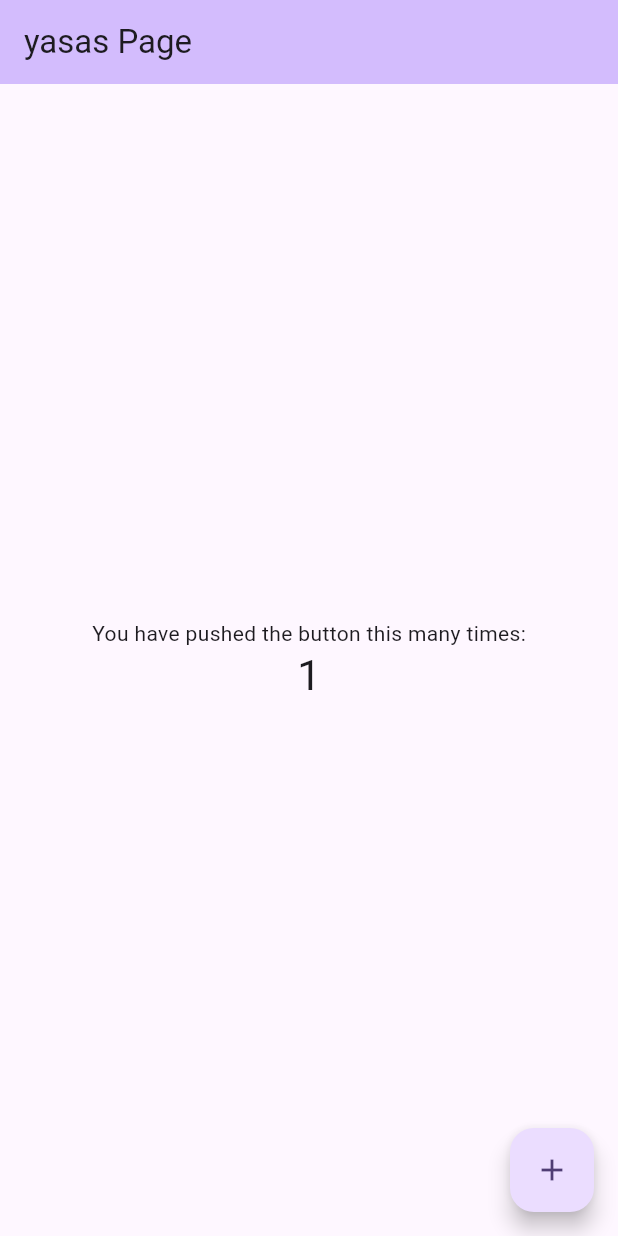
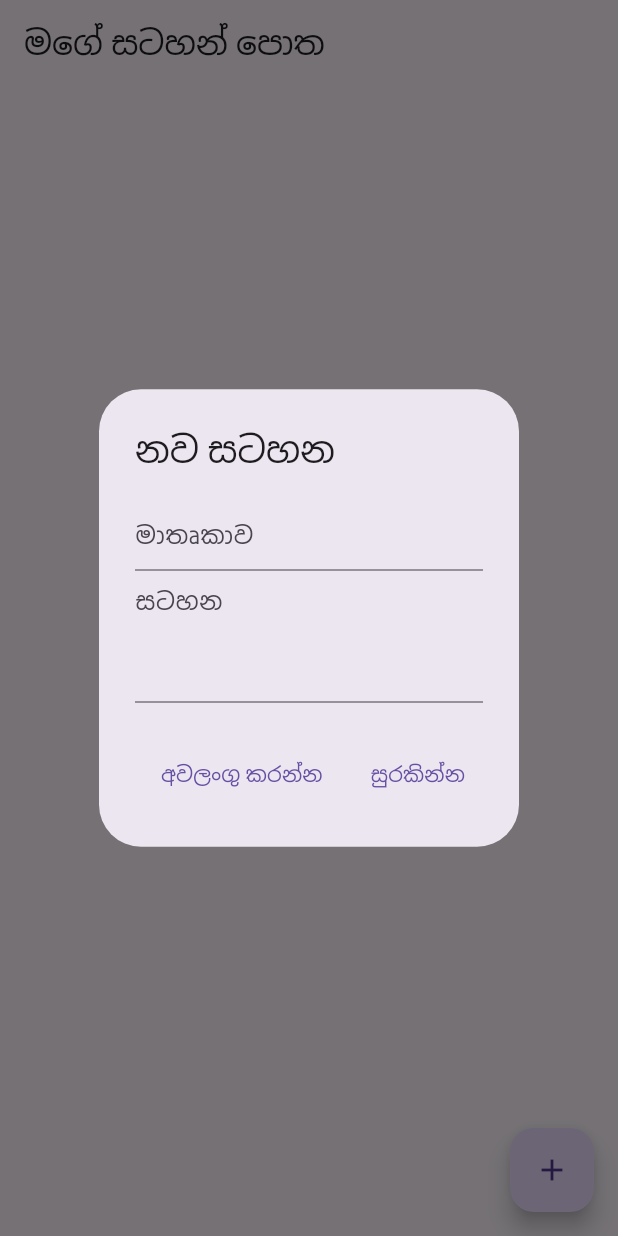
Before and after one commit to YasasPasinduFernando/my_notes_app_sinhala, a Flutter app: the screen it shows after launch, after a tap on the "add" icon, on a phone screen of 412 x 824 dp. Run offline on Flutter 3.47's test engine with Material 3 defaults, Android fonts, the phone set to English and light mode, and no system bars.

Commit message:
make simple note app

```diff
--- a/lib/main.dart
+++ b/lib/main.dart
@@ -7,119 +7,190 @@ void main() {
 class MyApp extends StatelessWidget {
   const MyApp({super.key});
 
-  // This widget is the root of your application.
   @override
   Widget build(BuildContext context) {
     return MaterialApp(
-      title: 'Yasas',
+      title: 'සටහන් පොත',
       theme: ThemeData(
-        // This is the theme of your application.
-        //
-        // TRY THIS: Try running your application with "flutter run". You'll see
-        // the application has a purple toolbar. Then, without quitting the app,
-        // try changing the seedColor in the colorScheme below to Colors.green
-        // and then invoke "hot reload" (save your changes or press the "hot
-        // reload" button in a Flutter-supported IDE, or press "r" if you used
-        // the command line to start the app).
-        //
-        // Notice that the counter didn't reset back to zero; the application
-        // state is not lost during the reload. To reset the state, use hot
-        // restart instead.
-        //
-        // This works for code too, not just values: Most code changes can be
-        // tested with just a hot reload.
-        colorScheme: ColorScheme.fromSeed(seedColor: Colors.deepPurple),
+        primarySwatch: Colors.green,
         useMaterial3: true,
       ),
-      home: const MyHomePage(title: 'yasas Page'),
+      home: const NotesHomePage(),
     );
   }
 }
 
-class MyHomePage extends StatefulWidget {
-  const MyHomePage({super.key, required this.title});
+class Note {
+  String title;
+  String content;
+  DateTime dateTime;
 
-  // This widget is the home page of your application. It is stateful, meaning
-  // that it has a State object (defined below) that contains fields that affect
-  // how it looks.
+  Note({required this.title, required this.content, required this.dateTime});
+}
 
-  // This class is the configuration for the state. It holds the values (in this
-  // case the title) provided by the parent (in this case the App widget) and
-  // used by the build method of the State. Fields in a Widget subclass are
-  // always marked "final".
-
-  final String title;
+class NotesHomePage extends StatefulWidget {
+  const NotesHomePage({super.key});
 
   @override
-  State<MyHomePage> createState() => _MyHomePageState();
+  State<NotesHomePage> createState() => _NotesHomePageState();
 }
 
-class _MyHomePageState extends State<MyHomePage> {
-  int _counter = 0;
+class _NotesHomePageState extends State<NotesHomePage> {
+  List<Note> notes = [];
 
-  void _incrementCounter() {
+  void _addNewNote() {
+    showDialog(
+      context: context,
+      builder: (BuildContext context) {
+        String newTitle = '';
+        String newContent = '';
+
+        return AlertDialog(
+          title: const Text('නව සටහන'),
+          content: Column(
+            mainAxisSize: MainAxisSize.min,
+            children: [
+              TextField(
+                decoration: const InputDecoration(hintText: 'මාතෘකාව'),
+                onChanged: (value) {
+                  newTitle = value;
+                },
+              ),
+              TextField(
+                decoration: const InputDecoration(hintText: 'සටහන'),
+                maxLines: 3,
+                onChanged: (value) {
+                  newContent = value;
+                },
+              ),
+            ],
+          ),
+          actions: [
+            TextButton(
+              onPressed: () {
+                Navigator.pop(context);
+              },
+              child: const Text('අවලංගු කරන්න'),
+            ),
+            TextButton(
+              onPressed: () {
+                setState(() {
+                  notes.add(Note(
+                    title: newTitle,
+                    content: newContent,
+                    dateTime: DateTime.now(),
+                  ));
+                });
+                Navigator.pop(context);
+              },
+              child: const Text('සුරකින්න'),
+            ),
+          ],
+        );
+      },
+    );
+  }
+
+  void _deleteNote(int index) {
     setState(() {
-      // This call to setState tells the Flutter framework that something has
-      // changed in this State, which causes it to rerun the build method below
-      // so that the display can reflect the updated values. If we changed
-      // _counter without calling setState(), then the build method would not be
-      // called again, and so nothing would appear to happen.
-      _counter++;
+      notes.removeAt(index);
     });
+  }
+
+  void _editNote(int index) {
+    showDialog(
+      context: context,
+      builder: (BuildContext context) {
+        String editedTitle = notes[index].title;
+        String editedContent = notes[index].content;
+
+        return AlertDialog(
+          title: const Text('සටහන සංස්කරණය කරන්න'),
+          content: Column(
+            mainAxisSize: MainAxisSize.min,
+            children: [
+              TextField(
+                decoration: const InputDecoration(hintText: 'මාතෘකාව'),
+                controller: TextEditingController(text: editedTitle),
+                onChanged: (value) {
+                  editedTitle = value;
+                },
+              ),
+              TextField(
+                decoration: const InputDecoration(hintText: 'සටහන'),
+                controller: TextEditingController(text: editedContent),
+                maxLines: 3,
+                onChanged: (value) {
+                  editedContent = value;
+                },
+              ),
+            ],
+          ),
+          actions: [
+            TextButton(
+              onPressed: () {
+                Navigator.pop(context);
+              },
+              child: const Text('අවලංගු කරන්න'),
+            ),
+            TextButton(
+              onPressed: () {
+                setState(() {
+                  notes[index].title = editedTitle;
+                  notes[index].content = editedContent;
+                });
+                Navigator.pop(context);
+              },
+              child: const Text('යාවත්කාලීන කරන්න'),
+            ),
+          ],
+        );
+      },
+    );
   }
 
   @override
   Widget build(BuildContext context) {
-    // This method is rerun every time setState is called, for instance as done
-    // by the _incrementCounter method above.
-    //
-    // The Flutter framework has been optimized to make rerunning build methods
-    // fast, so that you can just rebuild anything that needs updating rather
-    // than having to individually change instances of widgets.
     return Scaffold(
       appBar: AppBar(
-        // TRY THIS: Try changing the color here to a specific color (to
-        // Colors.amber, perhaps?) and trigger a hot reload to see the AppBar
-        // change color while the other colors stay the same.
-        backgroundColor: Theme.of(context).colorScheme.inversePrimary,
-        // Here we take the value from the MyHomePage object that was created by
-        // the App.build method, and use it to set our appbar title.
-        title: Text(widget.title),
+        title: const Text('මගේ සටහන් පොත'),
       ),
-      body: Center(
-        // Center is a layout widget. It takes a single child and positions it
-        // in the middle of the parent.
-        child: Column(
-          // Column is also a layout widget. It takes a list of children and
-          // arranges them vertically. By default, it sizes itself to fit its
-          // children horizontally, and tries to be as tall as its parent.
-          //
-          // Column has various properties to control how it sizes itself and
-          // how it positions its children. Here we use mainAxisAlignment to
-          // center the children vertically; the main axis here is the vertical
-          // axis because Columns are vertical (the cross axis would be
-          // horizontal).
-          //
-          // TRY THIS: Invoke "debug painting" (choose the "Toggle Debug Paint"
-          // action in the IDE, or press "p" in the console), to see the
-          // wireframe for each widget.
-          mainAxisAlignment: MainAxisAlignment.center,
-          children: <Widget>[
-            const Text(
-              'You have pushed the button this many times:',
+      body: notes.isEmpty
+          ? const Center(
+              child: Text('තවම සටහන් නැත'),
+            )
+          : ListView.builder(
+              itemCount: notes.length,
+              itemBuilder: (context, index) {
+                return Card(
+                  margin: const EdgeInsets.all(8.0),
+                  child: ListTile(
+                    title: Text(
+                      notes[index].title,
+                      style: const TextStyle(fontWeight: FontWeight.bold),
+                    ),
+                    subtitle: Text(notes[index].content),
+                    trailing: Row(
+                      mainAxisSize: MainAxisSize.min,
+                      children: [
+                        IconButton(
+                          icon: const Icon(Icons.edit),
+                          onPressed: () => _editNote(index),
+                        ),
+                        IconButton(
+                          icon: const Icon(Icons.delete),
+                          onPressed: () => _deleteNote(index),
+                        ),
+                      ],
+                    ),
+                  ),
+                );
+              },
             ),
-            Text(
-              '$_counter',
-              style: Theme.of(context).textTheme.headlineMedium,
-            ),
-          ],
-        ),
+      floatingActionButton: FloatingActionButton(
+        onPressed: _addNewNote,
+        child: const Icon(Icons.add),
       ),
-      floatingActionButton: FloatingActionButton(
-        onPressed: _incrementCounter,
-        tooltip: 'Increment',
-        child: const Icon(Icons.add),
-      ), // This trailing comma makes auto-formatting nicer for build methods.
     );
   }
 }
```
